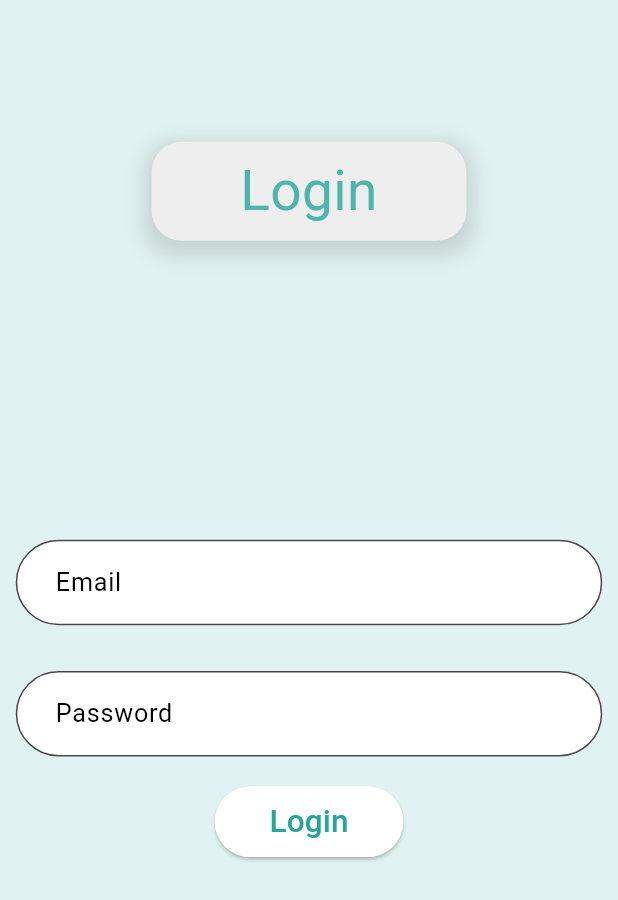
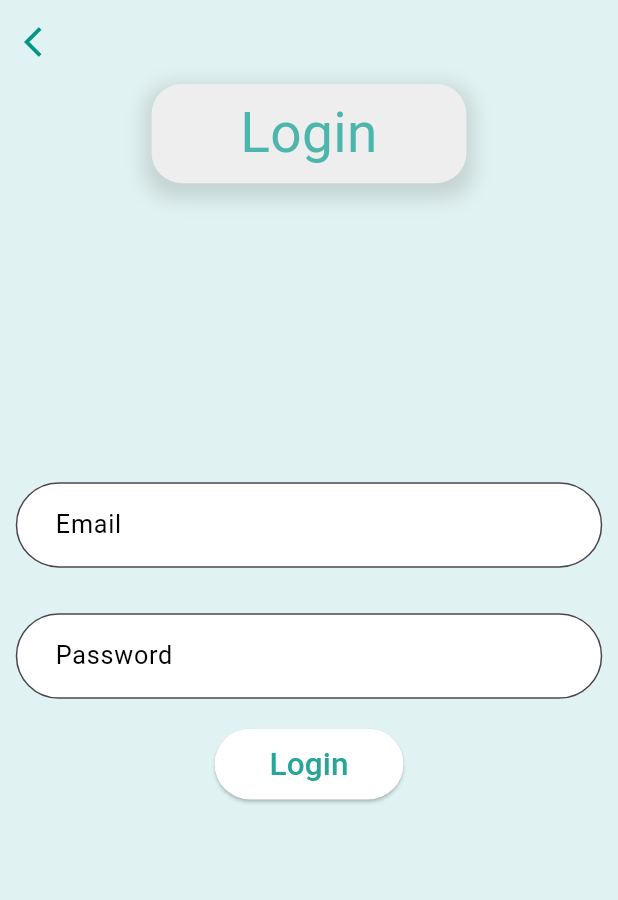
Before and after one commit to yagnik2411/Apni-Dukan, a Flutter app: the screen it shows after launch, after a tap on "Login", on a phone screen of 412 x 824 dp. Shown: the top 900 px of the screen. Run offline on Flutter 3.47's test engine with Material 3 defaults, Android fonts, the light colour scheme and no system bars; our stand-ins replace bloc, firebase_core, flutter_bloc, flutter_screenutil; accounts and stored records are empty.

Commit message:
back Button fixed

```diff
--- a/lib/features/Login/ui/login_options.dart
+++ b/lib/features/Login/ui/login_options.dart
@@ -36,7 +36,7 @@ class _LoginRegisterOptionPageState extends State<LoginRegisterOptionPage> {
           case LoginSuccessLoadedState:
             return OptionPage(loginBloc: loginBloc,);
           case LoginOptionPageToLoginPageNavigateEvent:
-            return LoginPage();
+            return LoginPage(loginBloc: loginBloc);
           case LoginOptionPageToRegisterPageNavigateEvent:
             return RegisterPage(loginBloc: loginBloc);
           default:
--- a/lib/features/Login/ui/widget/login_page.dart
+++ b/lib/features/Login/ui/widget/login_page.dart
@@ -1,21 +1,37 @@
+import 'package:apni_dukan/features/Login/bloc/login_bloc.dart';
 import 'package:flutter/material.dart';
 import 'package:flutter_screenutil/flutter_screenutil.dart';
 
 class LoginPage extends StatelessWidget {
+  final LoginBloc loginBloc;
   const LoginPage({
-    super.key,
+    super.key, required this.loginBloc,
   });
 
   @override
   Widget build(BuildContext context) {
-    return Scaffold(
+    return PopScope(
+      canPop: false,
+      child: Scaffold(
         backgroundColor: Colors.teal.shade50,
+        appBar: AppBar(
+          backgroundColor: Colors.transparent,
+          leading: IconButton(
+            onPressed: () {
+              loginBloc.add(LoginInitialEvent());
+            },
+            icon: const Icon(
+              Icons.arrow_back_ios,
+              color: Colors.teal,
+            ),
+          ),
+        ),
         body: Center(
           child: Column(
             mainAxisAlignment: MainAxisAlignment.start,
             crossAxisAlignment: CrossAxisAlignment.center,
             children: [
-            100.verticalSpace,
+
               Container(
                 alignment: Alignment.center,
                 width: 200.w,
@@ -133,6 +149,7 @@ class LoginPage extends StatelessWidget {
             ],
           ),
         ),
+      ),
     );
   }
 }
```
Also changed, not shown: lib/features/Login/ui/widget/register_page.dart (+17 -4 lines). Lines whose indentation alone changed are shown as unchanged.
